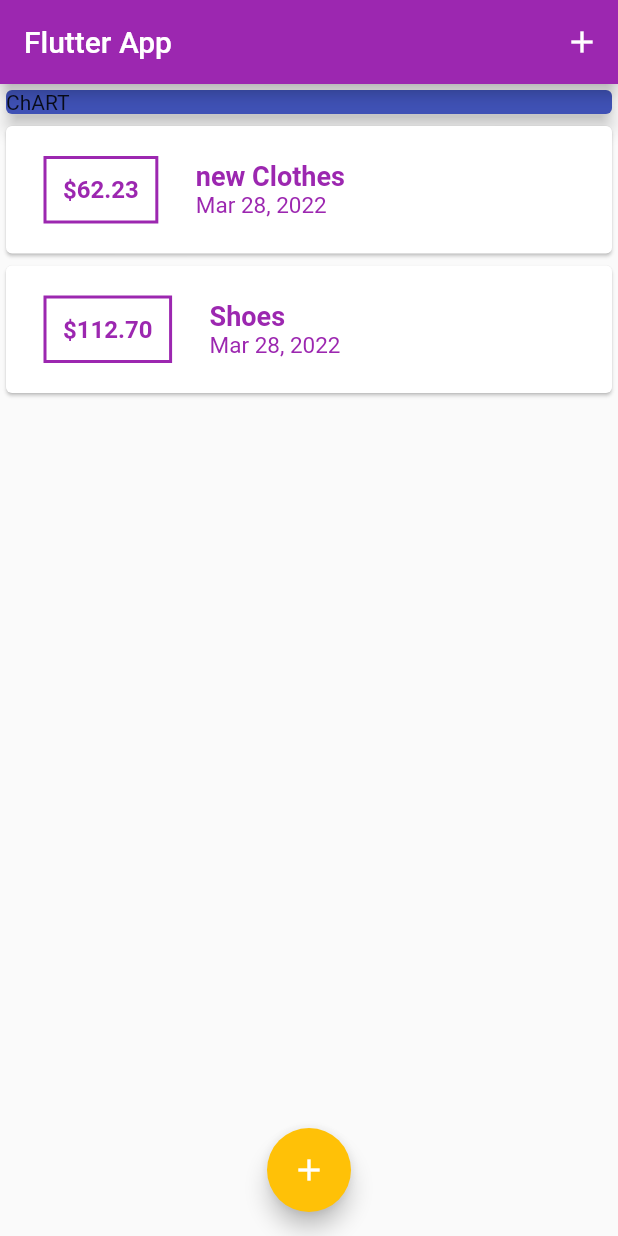
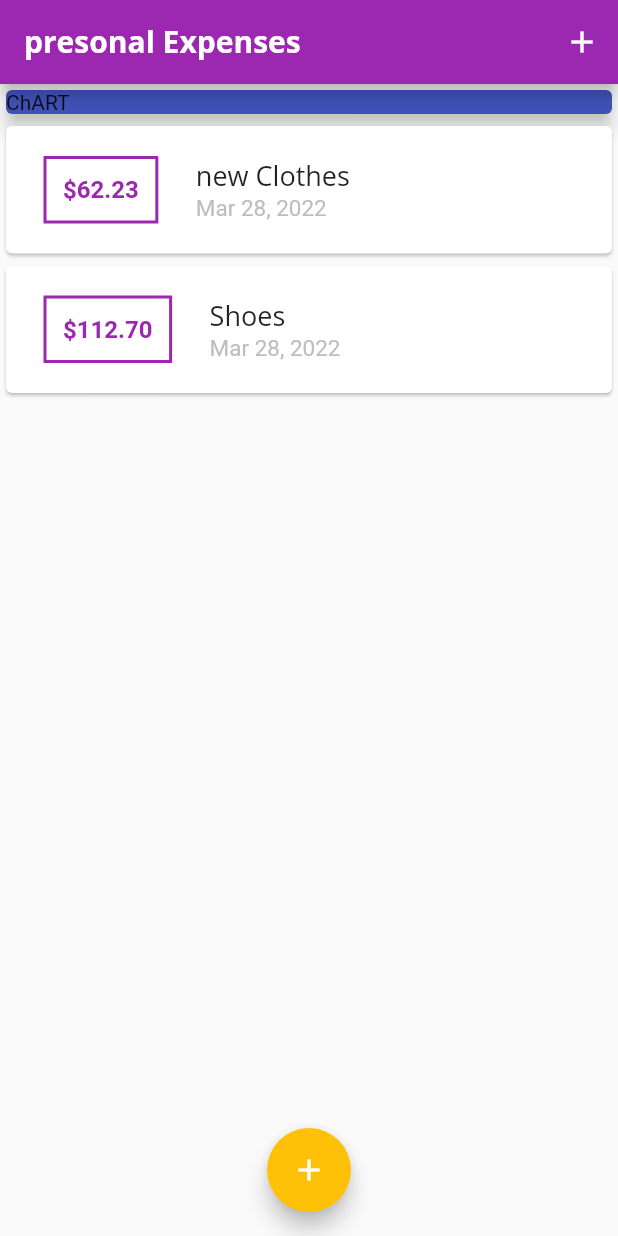
Before and after one commit to cactisoft-lb/Flutter_Course_Styling, a Flutter app: the screen it shows after launch, on a phone screen of 412 x 824 dp. Run offline on Flutter 3.47's test engine with Material 2 defaults, Android fonts, the phone set to English and light mode, and no system bars.

Commit message:
add fonts - global font theming

```diff
--- a/lib/main.dart
+++ b/lib/main.dart
@@ -14,6 +14,22 @@ class MyApp extends StatelessWidget {
       theme: ThemeData(
         primarySwatch: Colors.purple,
         accentColor: Colors.amber,
+        fontFamily: 'Quicksand',
+        textTheme: ThemeData.light().textTheme.copyWith(
+              headline6: TextStyle(
+                fontFamily: 'Opensans',
+                fontSize: 18,
+              ),
+            ),
+        appBarTheme: AppBarTheme(
+          textTheme: ThemeData.light().textTheme.copyWith(
+                headline6: TextStyle(
+                  fontFamily: 'Opensans',
+                  fontSize: 20,
+                  fontWeight: FontWeight.bold,
+                ),
+              ),
+        ),
       ),
       home: MyHomePage(),
     );
@@ -60,7 +76,10 @@ class _MyHomePageState extends State<MyHomePage> {
   Widget build(BuildContext context) {
     return Scaffold(
       appBar: AppBar(
-        title: Text('Flutter App'),
+        title: Text(
+          'presonal Expenses',
+          style: TextStyle(fontFamily: 'Opensans'),
+        ),
         actions: <Widget>[
           IconButton(
               onPressed: () => _startAddNewTransaction(context),
--- a/lib/widgets/transaction_list.dart
+++ b/lib/widgets/transaction_list.dart
@@ -43,16 +43,13 @@ class TransactionList extends StatelessWidget {
                   children: <Widget>[
                     Text(
                       transactions[index].title,
-                      style: TextStyle(
-                          color: Theme.of(context).primaryColor,
-                          fontWeight: FontWeight.bold,
-                          fontSize: 18),
+                      style: Theme.of(context).textTheme.headline6,
                     ),
                     Text(
                       //using itl DateFormat
                       DateFormat.yMMMd().format(transactions[index].date),
                       style: TextStyle(
-                        color: Theme.of(context).primaryColor,
+                        color: Colors.grey[400],
                         fontSize: 15,
                       ),
                     ),
```
Also changed, not shown: pubspec.yaml (+11 -0 lines), assets/fonts/OpenSans-Bold.ttf (added), assets/fonts/OpenSans-Regular.ttf (added), assets/fonts/Quicksand-Bold.ttf (added), assets/fonts/Quicksand-Light.ttf (added), assets/fonts/Quicksand-Medium.ttf (added), assets/fonts/Quicksand-Regular.ttf (added).
